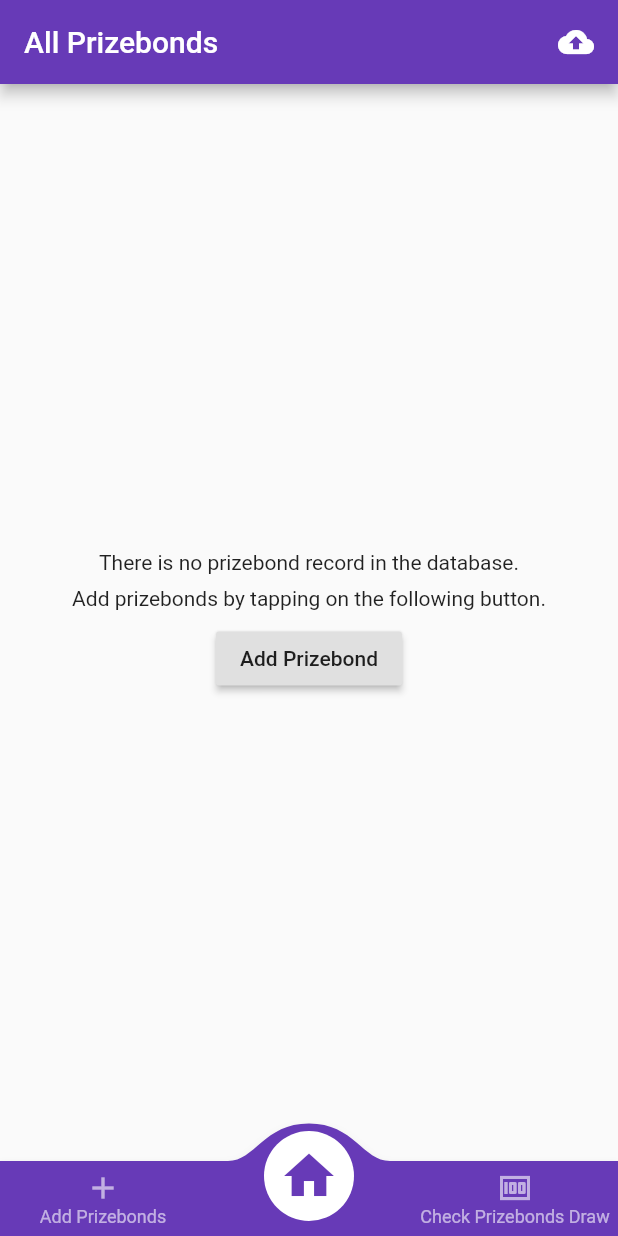
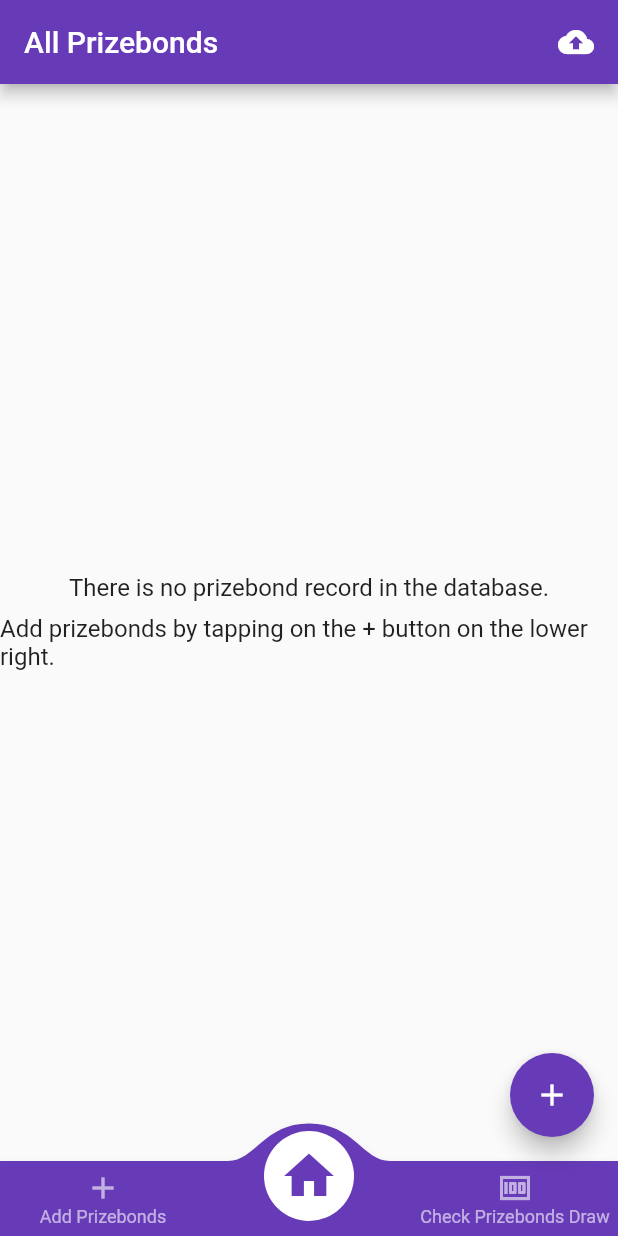
Before and after one commit to kaykobad/PrizebondManager, a Flutter app: the screen it shows after launch, on a phone screen of 412 x 824 dp. Run offline on Flutter 3.47's test engine with Material 2 defaults, Android fonts, the phone set to English and light mode, and no system bars; drawn by our look-alikes of convex_bottom_bar; our stand-ins replace equatable, flutter_bloc, flutter_spinkit, sqflite; accounts and stored records are empty.

Commit message:
Add FAB and show no prizebond message

```diff
--- a/lib/constants/string_constants.dart
+++ b/lib/constants/string_constants.dart
@@ -9,4 +9,4 @@ const String BUTTON_ADD_PRIZEBOND = "Add Prizebond";
 const String CHECK_PRIZEBONDS_DRAW = "Check Prizebonds Draw";
 const String BACKUP_DATABASE = "Backup Database";
 const String NO_PRIZEBOND_IN_DB = "There is no prizebond record in the database.";
-const String ADD_PRIZEBOND_IN_DB = "Add prizebonds by tapping on the following button.";
+const String ADD_PRIZEBOND_IN_DB = "Add prizebonds by tapping on the + button on the lower right.";
--- a/lib/main.dart
+++ b/lib/main.dart
@@ -18,6 +18,9 @@ class MyApp extends StatelessWidget {
         title: 'Prizebond Manager',
         theme: ThemeData(
           primarySwatch: Colors.deepPurple,
+          textTheme: TextTheme(
+            bodyText2: TextStyle(fontSize: 16.0),
+          )
         ),
         home: SplashScreen(),
       ),
--- a/lib/ui/prizrbonds_screen/all_prizebonds_screen.dart
+++ b/lib/ui/prizrbonds_screen/all_prizebonds_screen.dart
@@ -31,11 +31,6 @@ class _AllPrizeBondsScreenState extends State<AllPrizeBondsScreen> {
           Text(NO_PRIZEBOND_IN_DB),
           SizedBox(height: 8),
           Text(ADD_PRIZEBOND_IN_DB),
-          SizedBox(height: 8),
-          RaisedButton(
-            child: Text(BUTTON_ADD_PRIZEBOND),
-            onPressed: () => widget.setSelectedIndex(0),
-          )
         ],
       );
     }
```
Also changed, not shown: lib/ui/prizrbonds_screen/home_screen.dart (+20 -0 lines).
